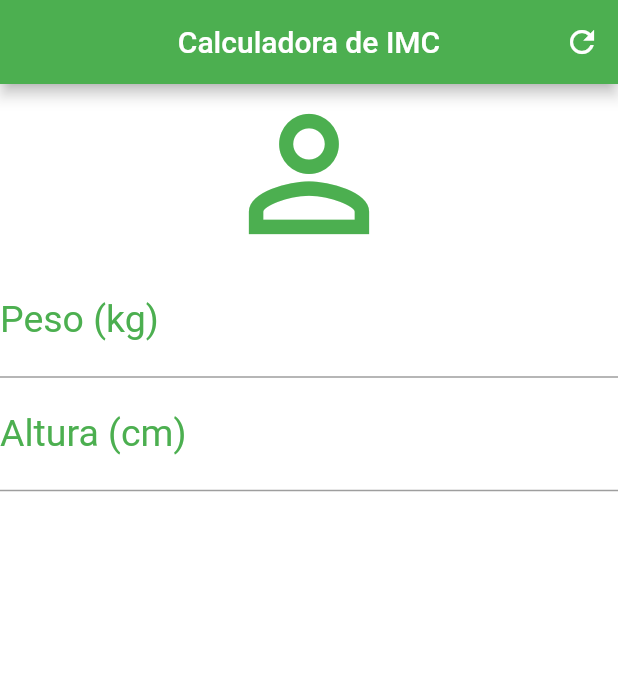
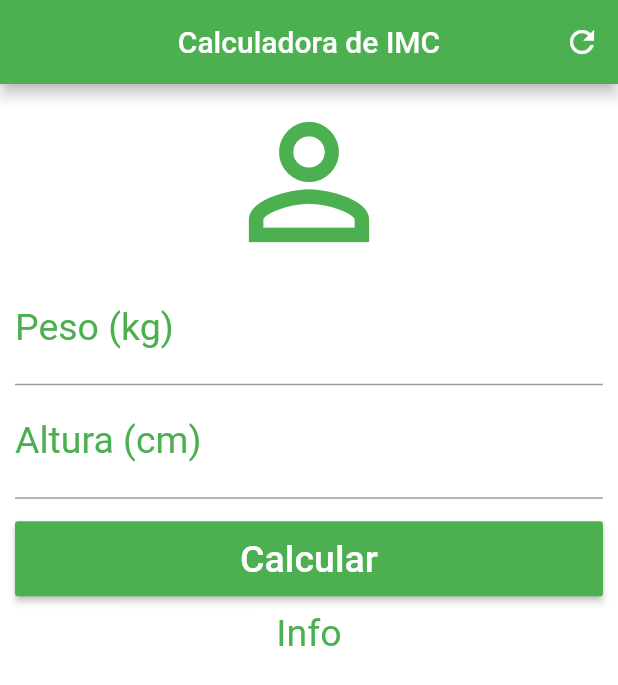
Before and after one commit to igorcm3/Mobile-Portfolio, a Flutter app: the screen it shows after launch, on a phone screen of 412 x 824 dp. Shown: the top 685 px of the screen. Run offline on Flutter 3.47's test engine with Material 2 defaults, Android fonts, the phone set to English and light mode, and no system bars.

Commit message:
Adicionado SingleChildScrollView para valdiar teclado

```diff
--- a/imc_calc/lib/main.dart
+++ b/imc_calc/lib/main.dart
@@ -27,7 +27,9 @@ class _HomeState extends State<Home> {
         ],
       ),
       backgroundColor: Colors.white,
-      body: Column(
+      body: SingleChildScrollView(
+        padding: EdgeInsets.fromLTRB(10.0, 5.0, 10.0, 5.0),
+        child: Column(
           crossAxisAlignment: CrossAxisAlignment.stretch,
           children: <Widget>[
             Icon(
@@ -57,7 +59,27 @@ class _HomeState extends State<Home> {
               textAlign: TextAlign.center,
               style: TextStyle(color: Colors.green, fontSize: 25),
             ),
+            Padding(
+              padding: EdgeInsets.only(top: 15.0, bottom: 10.0),
+              child: Container(
+                height: 50.0,
+                child: RaisedButton(
+                  onPressed: () {},
+                  child: Text(
+                    "Calcular",
+                    style: TextStyle(color: Colors.white, fontSize: 25.0),
+                  ),
+                  color: Colors.green,
+                ),
+              ),
+            ),
+            Text(
+              "Info",
+              textAlign: TextAlign.center,
+              style: TextStyle(color: Colors.green, fontSize: 25.0),
+            ),
           ],
+        ),
       ),
     );
   }
```
Lines whose indentation alone changed are shown as unchanged.
